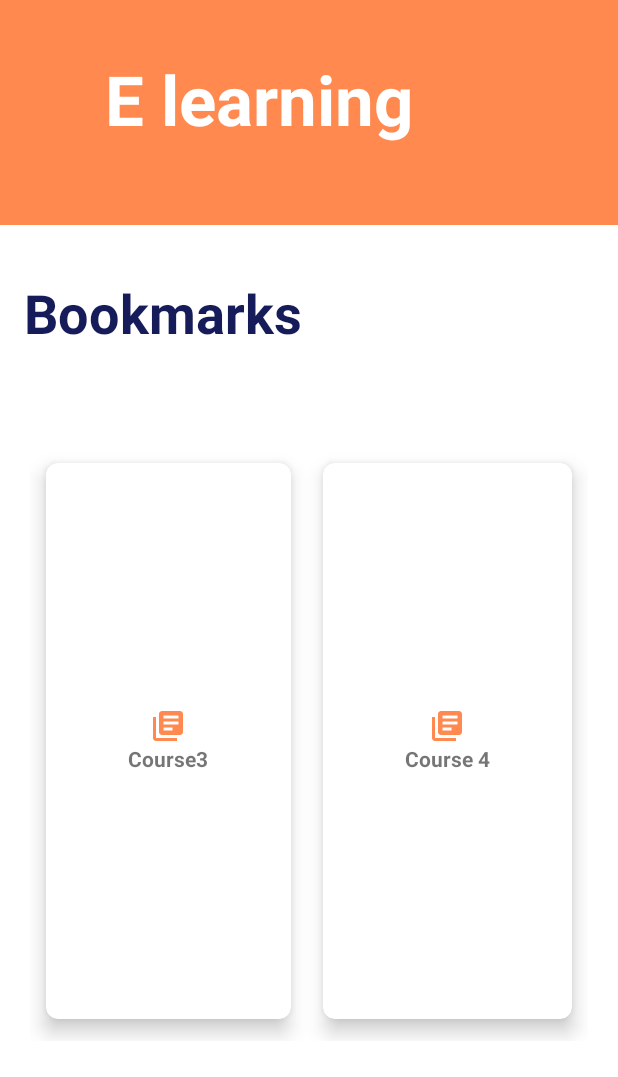
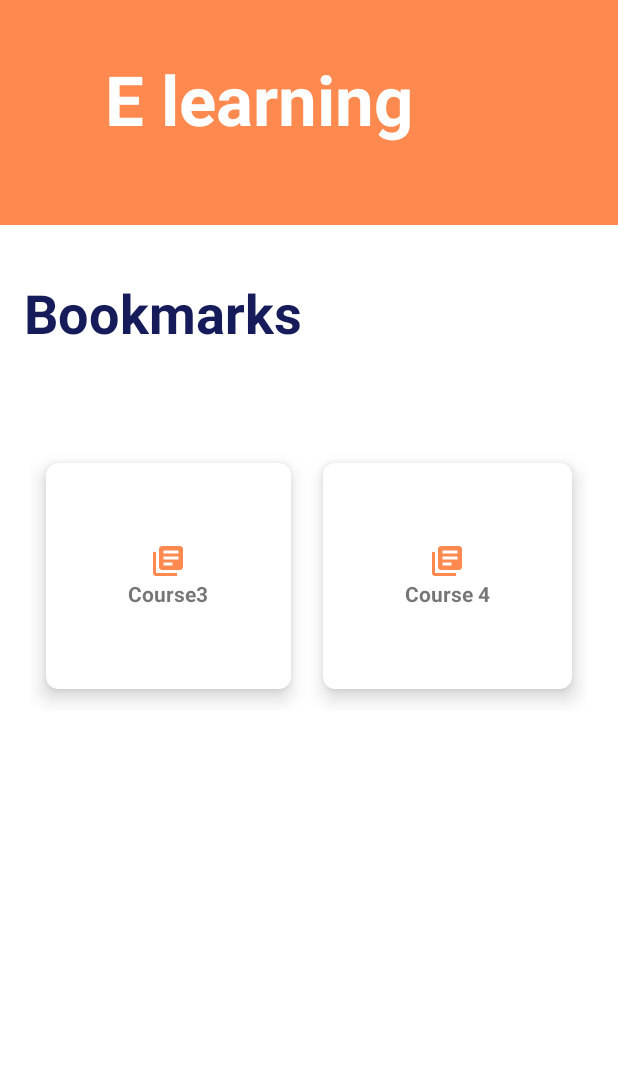
Before and after one commit to Janenjihia/Virtualschools, an Android app: the layout bookmark_layout.xml on its own in the app's theme, with its tools: preview values and no code run, on a phone screen of 412 x 824 dp. Shown: the top 1077 px of the screen. Run offline under Robolectric (Android 15) with nearby library versions, the phone set to English and light mode, and no system bars.

Commit message:
add bookmark activity

```diff
--- a/app/src/main/res/layout/bookmark_layout.xml
+++ b/app/src/main/res/layout/bookmark_layout.xml
@@ -38,7 +38,7 @@
 
     <GridLayout
         android:layout_width="match_parent"
-        android:layout_height="400dp"
+        android:layout_height="wrap_content"
         android:layout_below="@id/title_elearning"
         android:layout_margin="20dp"
         android:layout_marginStart="20dp"
```
Also changed, not shown: app/src/main/AndroidManifest.xml (+5 -2 lines), app/src/main/java/com/example/virtualschools/ui/BookMarkActivity.java (added, +16 -0 lines).
